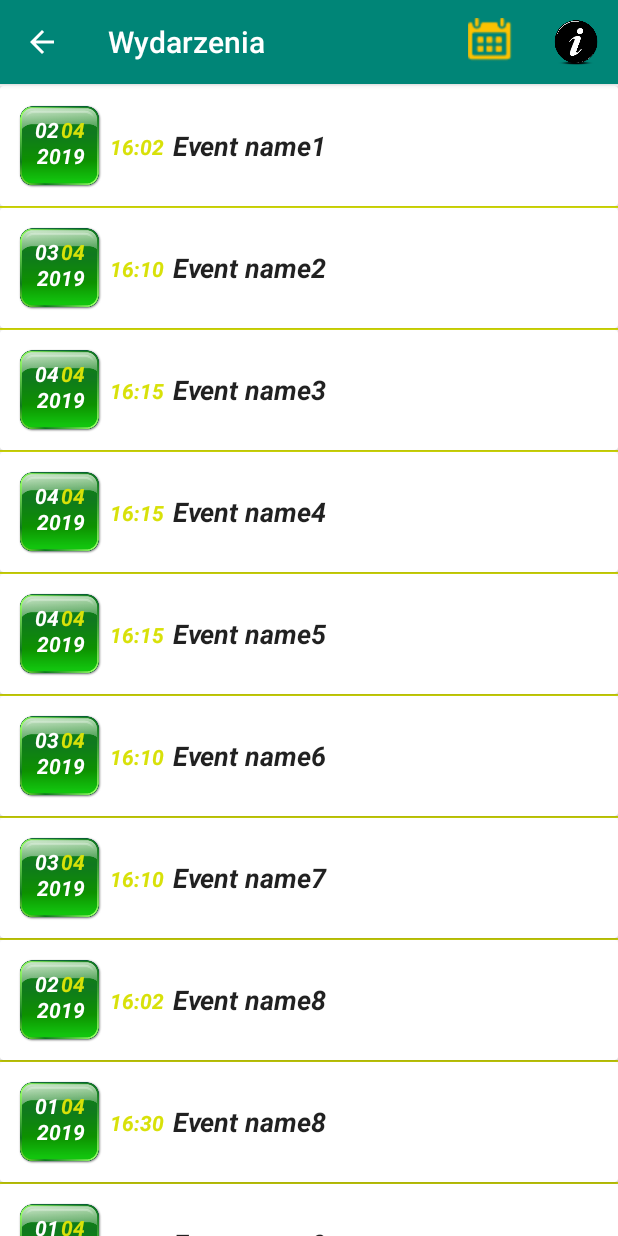
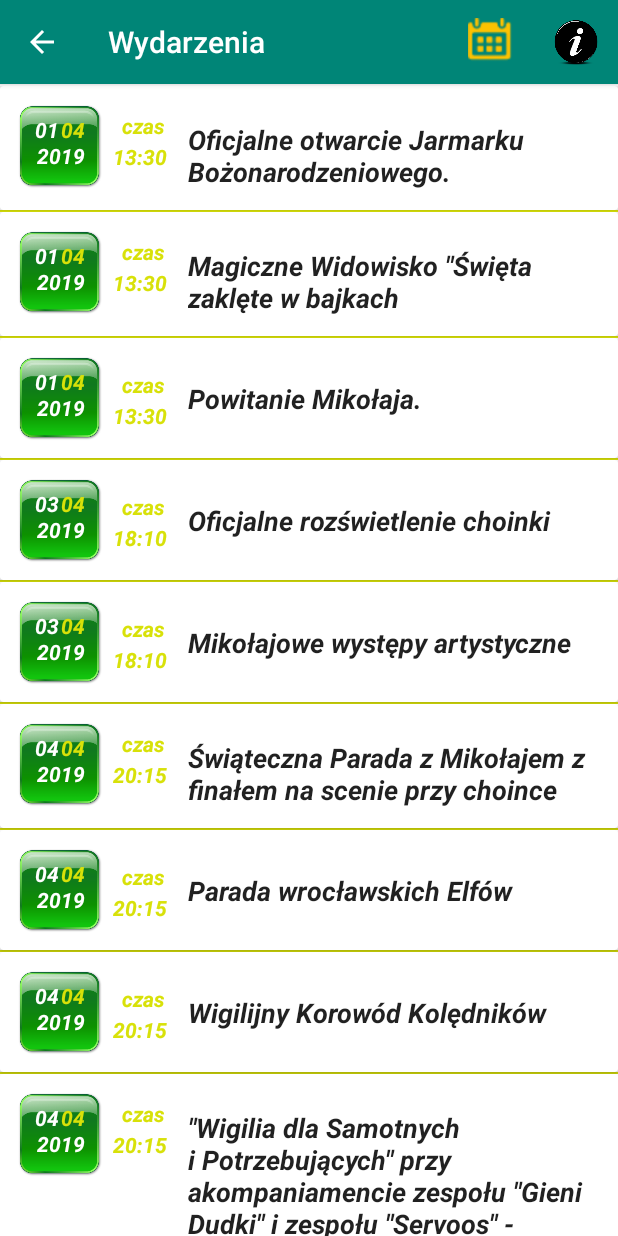
Before and after one commit to kondziu989/xmas2019, an Android app: the EventsActivity screen opened directly, with no data from a screen before it, on a phone screen of 412 x 824 dp. Run offline under Robolectric (Android 15) with nearby library versions, the phone set to English and light mode, and no system bars.

Commit message:
More info about event activity added

```diff
--- a/app/src/main/java/com/zpi/xmas2019/EventsActivity.kt
+++ b/app/src/main/java/com/zpi/xmas2019/EventsActivity.kt
@@ -160,29 +160,28 @@ class EventsActivity : AppCompatActivity() {
         val date3 = Calendar.getInstance()
         val date4 = Calendar.getInstance()
         val sdf = SimpleDateFormat("yyyy-MM-dd HH:mm:ss", Locale.ENGLISH)
-        date.time = sdf.parse("2019-04-01 16:30:37")
+        date.time = sdf.parse("2019-04-01 13:30:37")
         date1.time = sdf.parse("2019-04-02 16:02:37")
-        date2.time = sdf.parse("2019-04-03 16:10:37")
-        date3.time = sdf.parse("2019-04-04 16:15:37")
-        date4.time = sdf.parse("2019-03-31 16:15:37")
+        date2.time = sdf.parse("2019-04-03 18:10:37")
+        date3.time = sdf.parse("2019-04-04 20:15:37")
+        date4.time = sdf.parse("2019-03-05 13:15:37")
 
-
-        events.add(Event("Event name1", date1))
-        events.add(Event("Event name2", date2))
-        events.add(Event("Event name3", date3))
-        events.add(Event("Event name4", date3))
-        events.add(Event("Event name5", date3))
-        events.add(Event("Event name6", date2))
-        events.add(Event("Event name7", date2))
-        events.add(Event("Event name8", date1))
-        events.add(Event("Event name8", date))
-        events.add(Event("Event name9", date))
-        events.add(Event("Event name11", date))
-        events.add(Event("Event name12", date))
-        events.add(Event("Event name12", date))
-        events.add(Event("Event name12", date))
-        events.add(Event("Event name12", date4))
-        events.add(Event("Event name12", date4))
+        events.add(Event("Oficjalne otwarcie Jarmarku Bożonarodzeniowego.", date))
+        events.add(Event("Magiczne Widowisko \"Święta zaklęte w bajkach", date))
+        events.add(Event("Powitanie Mikołaja.", date))
+        events.add(Event("Oficjalne rozświetlenie choinki", date2))
+        events.add(Event("Mikołajowe występy artystyczne", date2))
+        events.add(Event("Świąteczna Parada z Mikołajem z finałem na scenie przy choince", date3))
+        events.add(Event("Parada wrocławskich Elfów", date3))
+        events.add(Event("Wigilijny Korowód Kolędników", date3))
+        events.add(Event("\"Wigilia dla Samotnych i Potrzebujących\" przy akompaniamencie zespołu \"Gieni Dudki\" i zespołu \"Servoos\" - Organizator Miasto Wrocław.", date3))
+        events.add(Event("Wydarzenie artystyczne", date4))
+        events.add(Event("Szukanie czapek", date4))
+        events.add(Event("Picie wina", date4))
+        events.add(Event("Wydarzenie niespodzianka", date4))
+        events.add(Event("Wydarzenie niespodzianka", date4))
+        events.add(Event("Wydarzenie niespodzianka", date4))
+        events.add(Event("Oficjalne zamknięcie Jarmarku Bożonarodzeniowego.", date4))
     }
 /* private fun popupCalendar() {
         try {
--- a/app/src/main/java/com/zpi/xmas2019/Events_ActivityCalendar.kt
+++ b/app/src/main/java/com/zpi/xmas2019/Events_ActivityCalendar.kt
@@ -33,7 +33,7 @@ class Events_ActivityCalendar : Activity() {
         val calendar = findViewById<CalendarView>(R.id.ID_calendarView)
 
         calendar?.setOnDateChangeListener { view, year, month, dayOfMonth ->
-            val msg = "Selected date is " + String.format("%02d",dayOfMonth) + "/" + String.format("%02d",(month + 1)) + "/" + year
+            val msg = "Została wybrana data: " + String.format("%02d",dayOfMonth) + "/" + String.format("%02d",(month + 1)) + "/" + year
             Toast.makeText(this, msg, Toast.LENGTH_SHORT).show()
             chosenDate = intArrayOf(dayOfMonth,month,year)
         }
--- a/app/src/main/java/com/zpi/xmas2019/model/Event.kt
+++ b/app/src/main/java/com/zpi/xmas2019/model/Event.kt
@@ -7,6 +7,13 @@ import java.util.*
 
 data class Event(val name:String = "Unknown name", var date: Calendar) : Serializable
 {
+    val description:String = "First description"
+    val image:String = ""
+    constructor(name:String = "Unknown name",date: Calendar, description:String, image:String):this(name,date) {
+
+    }
+
+
     override fun toString(): String {
         val msg = "Selected date is " + String.format("%02d",date.get(Calendar.DAY_OF_MONTH)) + "/" + String.format("%02d",(date.get(Calendar.MONTH) + 1)) + "/" + date.get(Calendar.YEAR)
         return "Event(name='$name', $msg)"
--- a/app/src/main/res/layout/events_recycleview_list.xml
+++ b/app/src/main/res/layout/events_recycleview_list.xml
@@ -6,7 +6,7 @@
 
     <android.support.v7.widget.CardView
             android:layout_width="match_parent"
-            android:layout_height="match_parent"
+            android:layout_height="wrap_content"
     >
         <LinearLayout android:layout_width="match_parent"
                       android:layout_height="wrap_content"
@@ -84,34 +84,43 @@
             </RelativeLayout>
 
             <RelativeLayout android:layout_width="match_parent"
-                            android:layout_height="match_parent"
+                            android:layout_height="wrap_content"
                             android:layout_margin="3dp"
                             android:layout_gravity="center"
             >
-                <TextView android:layout_width="39dp"
+                <TextView android:layout_width="40dp"
                           android:layout_height="wrap_content"
-                          android:layout_alignParentTop="true"
                           android:id="@+id/ID_recycleView_hour"
                           android:text="17:00"
                           android:textAppearance="@style/Base.TextAppearance.AppCompat.Large"
                           android:typeface="normal" android:textStyle="bold|italic" android:textAlignment="viewStart"
-                          android:textAllCaps="false" android:layout_centerVertical="true"
-                          android:layout_marginTop="17dp" android:layout_alignParentEnd="true"
-                          android:layout_marginEnd="286dp" android:layout_alignParentStart="true"
-                          android:layout_marginStart="0dp" android:textSize="14sp" android:textColor="#D8E109"/>
-                <TextView android:layout_width="279dp"
-                          android:layout_height="match_parent"
+                          android:textAllCaps="false"
+                          android:layout_alignParentStart="true"
+                          android:layout_marginStart="2dp" android:textSize="14sp" android:textColor="#D8E109"
+                          android:layout_marginTop="1dp" android:layout_below="@+id/ID_recycleView_hour2"/>
+                <TextView android:layout_width="40dp"
+                          android:layout_height="wrap_content"
+                          android:id="@+id/ID_recycleView_hour2"
+                          android:text="czas"
+                          android:textAppearance="@style/Base.TextAppearance.AppCompat.Large"
+                          android:typeface="normal" android:textStyle="bold|italic" android:textAlignment="center"
+                          android:textAllCaps="false"
+                          android:layout_alignParentStart="true"
+                          android:layout_marginStart="2dp" android:textSize="14sp" android:textColor="#D8E109"
+                          android:layout_marginTop="3dp" android:layout_alignParentTop="true"/>
+                <TextView android:layout_width="261dp"
+                          android:layout_height="wrap_content"
                           android:layout_alignParentTop="true"
                           android:gravity="center"
                           android:id="@+id/ID_recycleView_maintext"
                           android:text="Hardcoded text"
                           android:textAppearance="@style/Base.TextAppearance.AppCompat.Large"
-                          android:typeface="normal" android:textStyle="bold|italic" android:textAlignment="viewStart"
+                          android:typeface="normal" android:textStyle="bold|italic"
                           android:textAllCaps="false" android:layout_centerVertical="true"
-                          android:layout_marginTop="0dp" android:layout_alignParentEnd="true"
+                          android:layout_marginTop="10dp" android:layout_alignParentEnd="true"
                           android:layout_marginEnd="4dp"
-                          android:layout_marginStart="42dp" android:layout_alignStart="@+id/ID_recycleView_hour"
-                          android:textSize="18sp"/>
+                          android:layout_marginStart="50dp" android:layout_alignStart="@+id/ID_recycleView_hour"
+                          android:textSize="18sp" android:textAlignment="textStart"/>
 
 
             </RelativeLayout>
```
Also changed, not shown: app/src/main/java/com/zpi/xmas2019/Events_ActivityItem.kt (+14 -6 lines), app/src/main/res/layout/activity_events_item.xml (+23 -4 lines), app/src/main/res/drawable/jarmark1.jpg (added).
